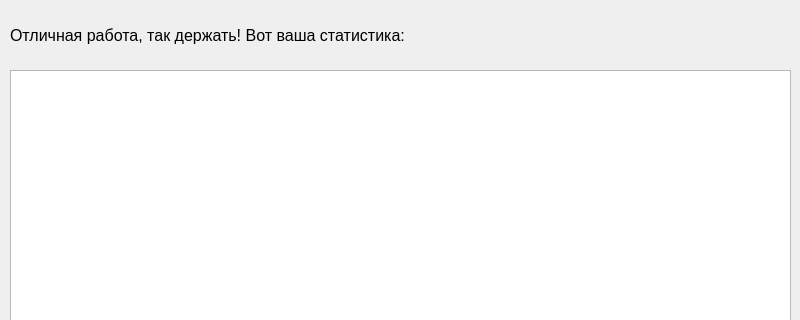
Above: endWindow.ui from OOLMrStone/project-1535-10 before the change; both pictures show x 0 to 800 and y 0 to 320 of the 800 by 607 pixel window. Below: the same form after it.
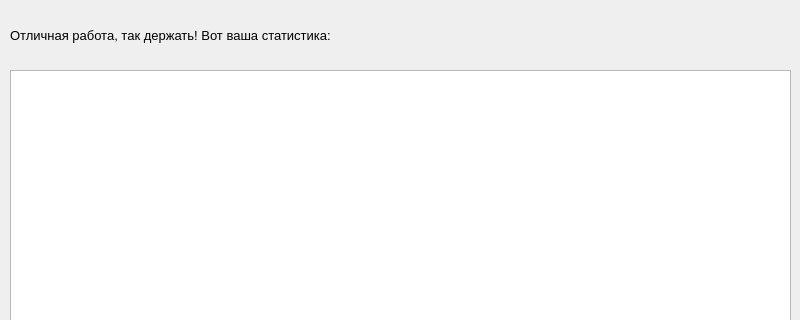
That is the form after the change.

Diff of the .ui file:
```diff
--- a/endWindow.ui
+++ b/endWindow.ui
@@ -25,7 +25,8 @@
     </property>
     <property name="font">
      <font>
-      <pointsize>12</pointsize>
+      <family>Arial</family>
+      <pointsize>10</pointsize>
      </font>
     </property>
     <property name="text">
```
Left out of the diff: 5 changed lines with no effect on the pictures.
